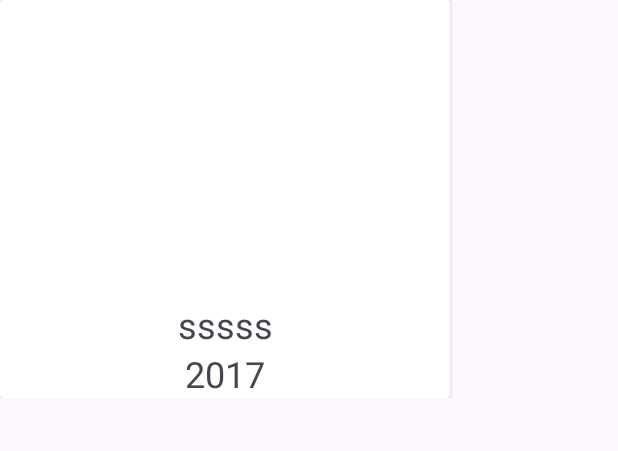
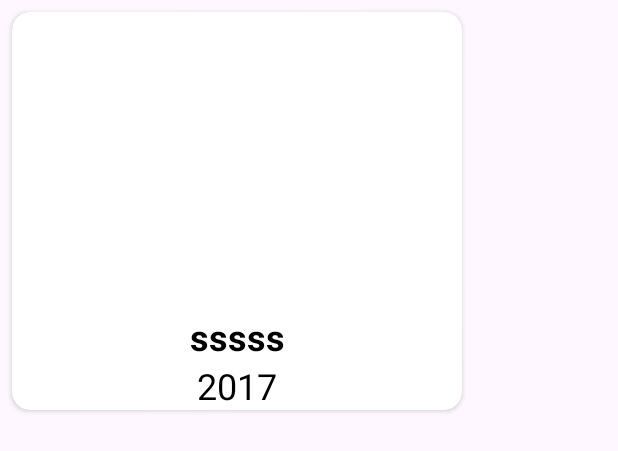
Before and after one commit to Fahadh-10/GSA-Project, an Android app: the layout feature_list_item.xml on its own in the app's theme, with its tools: preview values and no code run, on a phone screen of 412 x 824 dp. Shown: the top 451 px of the screen. Run offline under Robolectric (Android 15) with nearby library versions, the phone set to English and light mode, and no system bars.

Commit message:
intail commit

```diff
--- a/app/src/main/java/com/example/gsaprojectassessment/APIService.kt
+++ b/app/src/main/java/com/example/gsaprojectassessment/APIService.kt
@@ -11,6 +11,6 @@ interface APIService {
         @Query("type") type: String,
         @Query("apikey") apiKey: String,
         @Query("page") page: Int,
-        @Query("s") search: String
+        @Query("s") search: String? = null // Make search query nullable
     ): Call<SearchResult>
 }
--- a/app/src/main/java/com/example/gsaprojectassessment/Dao/getAllStaff.kt
+++ b/app/src/main/java/com/example/gsaprojectassessment/Dao/getAllStaff.kt
@@ -6,6 +6,7 @@ import androidx.room.Insert
 import androidx.room.OnConflictStrategy
 import androidx.room.Query
 import androidx.room.Update
+import com.example.gsaprojectassessment.model.HomeMovieList
 import com.example.gsaprojectassessment.model.Movie
 
 @Dao
--- a/app/src/main/java/com/example/gsaprojectassessment/adapter/CategoriesADTR.kt
+++ b/app/src/main/java/com/example/gsaprojectassessment/adapter/CategoriesADTR.kt
@@ -9,10 +9,8 @@ import com.squareup.picasso.Picasso
 
 class CategoriesADTR(var movie: ArrayList<Movie>) : RecyclerView.Adapter<CategoriesADTR.CategoriesVH>() {
 
-
     class CategoriesVH(mBinding: CategoryListItemBinding) : RecyclerView.ViewHolder(mBinding.root) {
         val binding: CategoryListItemBinding = mBinding
-
     }
 
     override fun onCreateViewHolder(parent: ViewGroup, viewType: Int): CategoriesVH {
@@ -30,8 +28,7 @@ class CategoriesADTR(var movie: ArrayList<Movie>) : RecyclerView.Adapter<Categor
     }
 
     override fun onBindViewHolder(holder: CategoriesVH, position: Int) {
-        val categoriesList = ArrayList(movie.filter { it.movieHomeListType == Movie.MovieHomeListType.CATEGORIES.name })
-        val movieCategory = categoriesList[position]
+        val movieCategory = movie[position]
         holder.binding.titleTV.text = movieCategory.title
         holder.binding.yearTV.text = movieCategory.year
         if (movieCategory.poster.isNotEmpty()) {
--- a/app/src/main/java/com/example/gsaprojectassessment/movieVH/CategoriesViewHolder.kt
+++ b/app/src/main/java/com/example/gsaprojectassessment/movieVH/CategoriesViewHolder.kt
@@ -13,7 +13,6 @@ class CategoriesViewHolder(private val binding: CategoryListBinding) : RecyclerV
 
     private lateinit var mAdapter : CategoriesADTR
 
-
     companion object {
         fun getViewHolder(parent: ViewGroup) : CategoriesViewHolder {
             val layoutInflater = LayoutInflater.from(parent.context)
@@ -22,9 +21,9 @@ class CategoriesViewHolder(private val binding: CategoryListBinding) : RecyclerV
         }
     }
 
-    fun configureCell(movie: ArrayList<Movie>, context: Context) {
+    fun configureCell(movie: ArrayList<Movie>?, context: Context) {
         binding.categoriesRV.layoutManager = LinearLayoutManager(context, LinearLayoutManager.HORIZONTAL , false)
-        mAdapter = CategoriesADTR(movie)
+        mAdapter = CategoriesADTR(movie ?: ArrayList())
         binding.categoriesRV.adapter = mAdapter
     }
 }
--- a/app/src/main/java/com/example/gsaprojectassessment/movieVH/FeaturedViewHolder.kt
+++ b/app/src/main/java/com/example/gsaprojectassessment/movieVH/FeaturedViewHolder.kt
@@ -21,9 +21,9 @@ class FeaturedViewHolder(private val binding: FeaturedListBinding) : RecyclerVie
         }
     }
 
-    fun configureCell(movie: ArrayList<Movie>, context: Context) {
+    fun configureCell(movie: ArrayList<Movie>?, context: Context) {
         binding.categoriesRV.layoutManager = LinearLayoutManager(context, LinearLayoutManager.HORIZONTAL , false)
-        mAdapter = FeaturesADTR(movie)
+        mAdapter = FeaturesADTR(movie ?: ArrayList())
         binding.categoriesRV.adapter = mAdapter
         }
     }
--- a/app/src/main/res/layout/category_list_item.xml
+++ b/app/src/main/res/layout/category_list_item.xml
@@ -40,6 +40,7 @@
                 android:textSize="18sp"
                 android:textStyle="bold"
                 android:singleLine="true"
+                android:textColor="@color/black"
                 android:ellipsize="end"
                 app:layout_constraintEnd_toEndOf="parent"
                 app:layout_constraintStart_toStartOf="parent"
@@ -52,6 +53,7 @@
                 android:gravity="center"
                 android:text="2017"
                 android:textSize="16sp"
+                android:textColor="@color/black"
                 android:layout_marginHorizontal="8dp"
                 app:layout_constraintEnd_toEndOf="parent"
                 app:layout_constraintStart_toStartOf="parent"
--- a/app/src/main/res/layout/feature_list_item.xml
+++ b/app/src/main/res/layout/feature_list_item.xml
@@ -1,12 +1,18 @@
 <?xml version="1.0" encoding="utf-8"?>
 <androidx.constraintlayout.widget.ConstraintLayout xmlns:android="http://schemas.android.com/apk/res/android"
     xmlns:app="http://schemas.android.com/apk/res-auto"
-    android:layout_width="match_parent"
+    android:layout_width="wrap_content"
     android:layout_height="wrap_content">
 
     <androidx.cardview.widget.CardView
-        android:layout_width="wrap_content"
+        android:layout_width="300dp"
         android:layout_height="wrap_content"
+        android:layout_marginHorizontal="8dp"
+        android:layout_marginVertical="8dp"
+        app:cardCornerRadius="12dp"
+        android:elevation="8dp"
+        app:layout_constraintBottom_toBottomOf="parent"
+        app:layout_constraintEnd_toEndOf="parent"
         app:layout_constraintStart_toStartOf="parent"
         app:layout_constraintTop_toTopOf="parent">
 
@@ -18,6 +24,7 @@
                 android:id="@+id/movieIV"
                 android:layout_width="300dp"
                 android:layout_height="200dp"
+                android:scaleType="fitXY"
                 app:layout_constraintEnd_toEndOf="parent"
                 app:layout_constraintStart_toStartOf="parent"
                 app:layout_constraintTop_toTopOf="parent" />
@@ -26,8 +33,14 @@
                 android:id="@+id/titleTV"
                 android:layout_width="match_parent"
                 android:layout_height="wrap_content"
+                android:layout_marginHorizontal="12dp"
                 android:text="sssss"
+                android:singleLine="true"
+                android:ellipsize="end"
                 android:textSize="24sp"
+                android:gravity="center"
+                android:textStyle="bold"
+                android:textColor="@color/black"
                 app:layout_constraintEnd_toEndOf="parent"
                 app:layout_constraintStart_toStartOf="parent"
                 app:layout_constraintTop_toBottomOf="@+id/movieIV" />
@@ -36,8 +49,11 @@
                 android:id="@+id/yearTV"
                 android:layout_width="match_parent"
                 android:layout_height="wrap_content"
+                android:layout_marginHorizontal="12dp"
                 android:text="2017"
+                android:gravity="center"
                 android:textSize="24sp"
+                android:textColor="@color/black"
                 app:layout_constraintEnd_toEndOf="parent"
                 app:layout_constraintStart_toStartOf="parent"
                 app:layout_constraintTop_toBottomOf="@+id/titleTV" />
--- a/app/src/main/res/values-night/themes.xml
+++ b/app/src/main/res/values-night/themes.xml
@@ -3,5 +3,8 @@
     <style name="Base.Theme.GSAProjectAssessment" parent="Theme.Material3.Light.NoActionBar">
         <!-- Customize your dark theme here. -->
          <item name="colorPrimary">@color/white</item>
+        <item name="android:statusBarColor">@color/black</item>
+        <item name="android:windowLightStatusBar">false</item>
+        <item name="android:textColor">@color/white</item>
     </style>
 </resources>
--- a/app/src/main/res/values/themes.xml
+++ b/app/src/main/res/values/themes.xml
@@ -3,6 +3,9 @@
     <style name="Base.Theme.GSAProjectAssessment" parent="Theme.Material3.Light.NoActionBar">
         <!-- Customize your light theme here. -->
          <item name="colorPrimary">@color/white</item>
+        <item name="android:statusBarColor">@color/black</item>
+        <item name="android:windowLightStatusBar">false</item>
+        <item name="android:textColor">@color/white</item>
     </style>
 
     <style name="Theme.GSAProjectAssessment" parent="Base.Theme.GSAProjectAssessment" />
```
Also changed, not shown: app/src/main/java/com/example/gsaprojectassessment/MainActivity.kt (+27 -17 lines), app/src/main/java/com/example/gsaprojectassessment/adapter/FeaturesADTR.kt (+2 -5 lines), app/src/main/java/com/example/gsaprojectassessment/adapter/MovieListADTR.kt (+11 -9 lines), app/src/main/java/com/example/gsaprojectassessment/helper/RoomDBHelper.kt (+12 -1 lines), app/src/main/java/com/example/gsaprojectassessment/model/SearchResult.kt (+19 -11 lines), app/src/main/res/layout/category_list.xml (+14 -1 lines), app/src/main/res/layout/featured_list.xml (+14 -45 lines).
